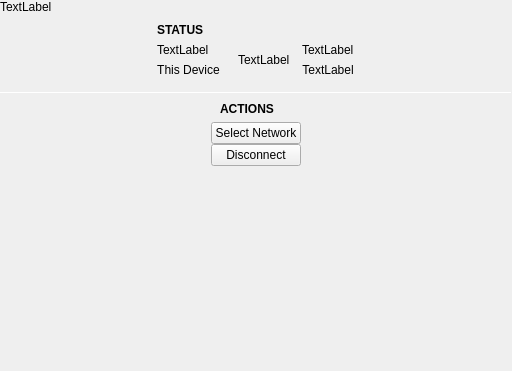
First picture: the form in plugins/NetworkPlugin/statusCenter/devicePanes/wifidevicepane.ui, repository theCheeseboard/thedesk, before the edit.
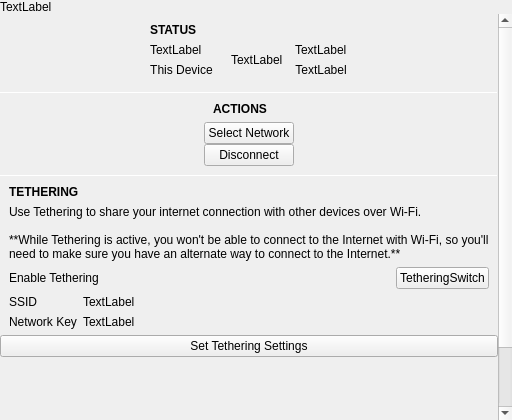
Second picture: the form after the edit. Custom widgets are drawn as their Qt base class.

Commit message: Implement Tethering

Diff of the .ui file:
```diff
--- a/plugins/NetworkPlugin/statusCenter/devicePanes/wifidevicepane.ui
+++ b/plugins/NetworkPlugin/statusCenter/devicePanes/wifidevicepane.ui
@@ -7,7 +7,7 @@
     <x>0</x>
     <y>0</y>
     <width>512</width>
-    <height>371</height>
+    <height>420</height>
    </rect>
   </property>
   <property name="windowTitle">
@@ -49,8 +49,8 @@
        <rect>
         <x>0</x>
         <y>0</y>
-        <width>512</width>
-        <height>354</height>
+        <width>498</width>
+        <height>544</height>
        </rect>
       </property>
       <layout class="QVBoxLayout" name="verticalLayout_2">
@@ -266,6 +266,152 @@
          </layout>
         </widget>
        </item>
+       <item>
+        <widget class="Line" name="tetheringLine">
+         <property name="maximumSize">
+          <size>
+           <width>16777215</width>
+           <height>1</height>
+          </size>
+         </property>
+         <property name="orientation">
+          <enum>Qt::Horizontal</enum>
+         </property>
+        </widget>
+       </item>
+       <item alignment="Qt::AlignHCenter">
+        <widget class="QWidget" name="tetheringWidget" native="true">
+         <layout class="QVBoxLayout" name="verticalLayout_7">
+          <property name="spacing">
+           <number>0</number>
+          </property>
+          <property name="leftMargin">
+           <number>0</number>
+          </property>
+          <property name="topMargin">
+           <number>0</number>
+          </property>
+          <property name="rightMargin">
+           <number>0</number>
+          </property>
+          <property name="bottomMargin">
+           <number>0</number>
+          </property>
+          <item>
+           <layout class="QGridLayout" name="gridLayout">
+            <property name="leftMargin">
+             <number>9</number>
+            </property>
+            <property name="topMargin">
+             <number>9</number>
+            </property>
+            <property name="rightMargin">
+             <number>9</number>
+            </property>
+            <property name="bottomMargin">
+             <number>6</number>
+            </property>
+            <property name="spacing">
+             <number>6</number>
+            </property>
+            <item row="3" column="0">
+             <widget class="QLabel" name="label_6">
+              <property name="text">
+               <string>SSID</string>
+              </property>
+             </widget>
+            </item>
+            <item row="4" column="1">
+             <widget class="QLabel" name="tetheringKey">
+              <property name="text">
+               <string>TextLabel</string>
+              </property>
+             </widget>
+            </item>
+            <item row="0" column="0" colspan="2">
+             <widget class="QLabel" name="label_4">
+              <property name="font">
+               <font>
+                <weight>75</weight>
+                <bold>true</bold>
+               </font>
+              </property>
+              <property name="text">
+               <string>TETHERING</string>
+              </property>
+             </widget>
+            </item>
+            <item row="4" column="0">
+             <widget class="QLabel" name="label_7">
+              <property name="text">
+               <string>Network Key</string>
+              </property>
+             </widget>
+            </item>
+            <item row="3" column="1">
+             <widget class="QLabel" name="tetheringSsid">
+              <property name="sizePolicy">
+               <sizepolicy hsizetype="Expanding" vsizetype="Preferred">
+                <horstretch>0</horstretch>
+                <verstretch>0</verstretch>
+               </sizepolicy>
+              </property>
+              <property name="text">
+               <string>TextLabel</string>
+              </property>
+             </widget>
+            </item>
+            <item row="2" column="0" colspan="2">
+             <layout class="QHBoxLayout" name="horizontalLayout_3">
+              <item>
+               <widget class="QLabel" name="label_5">
+                <property name="sizePolicy">
+                 <sizepolicy hsizetype="Expanding" vsizetype="Preferred">
+                  <horstretch>0</horstretch>
+                  <verstretch>0</verstretch>
+                 </sizepolicy>
+                </property>
+                <property name="text">
+                 <string>Enable Tethering</string>
+                </property>
+               </widget>
+              </item>
+              <item>
+               <widget class="tSwitch" name="tetheringSwitch">
+                <property name="text">
+                 <string notr="true">TetheringSwitch</string>
+                </property>
+               </widget>
+              </item>
+             </layout>
+            </item>
+            <item row="1" column="0" colspan="2">
+             <widget class="QLabel" name="label_8">
+              <property name="text">
+               <string>Use Tethering to share your internet connection with other devices over Wi-Fi.
+
+**While Tethering is active, you won't be able to connect to the Internet with Wi-Fi, so you'll need to make sure you have an alternate way to connect to the Internet.**</string>
+              </property>
+              <property name="textFormat">
+               <enum>Qt::MarkdownText</enum>
+              </property>
+              <property name="wordWrap">
+               <bool>true</bool>
+              </property>
+             </widget>
+            </item>
+           </layout>
+          </item>
+          <item>
+           <widget class="QPushButton" name="tetheringSettings">
+            <property name="text">
+             <string>Set Tethering Settings</string>
+            </property>
+           </widget>
+          </item>
+         </layout>
+        </widget>
+       </item>
        <item>
         <spacer name="verticalSpacer">
          <property name="orientation">
@@ -306,6 +452,11 @@
    <header location="global">tstatusframe.h</header>
    <container>1</container>
   </customwidget>
+  <customwidget>
+   <class>tSwitch</class>
+   <extends>QPushButton</extends>
+   <header location="global">tswitch.h</header>
+  </customwidget>
  </customwidgets>
  <resources/>
  <connections/>
```
Left out of the diff: 2 changed lines with no effect on the pictures. The commit also changes 180 other files.
